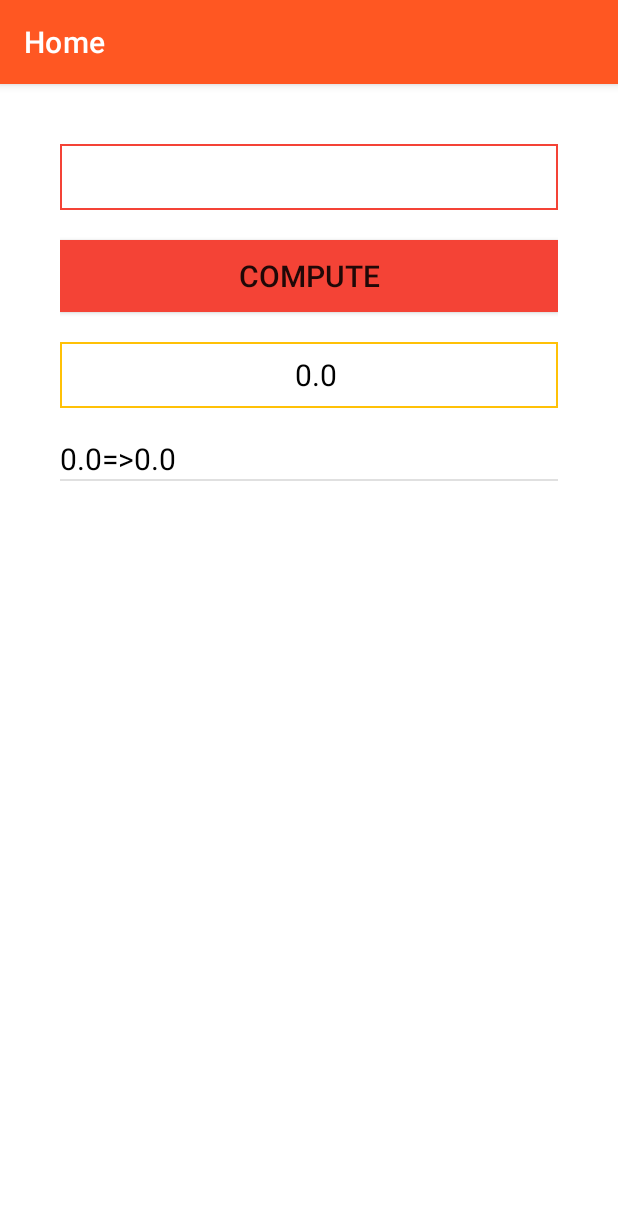
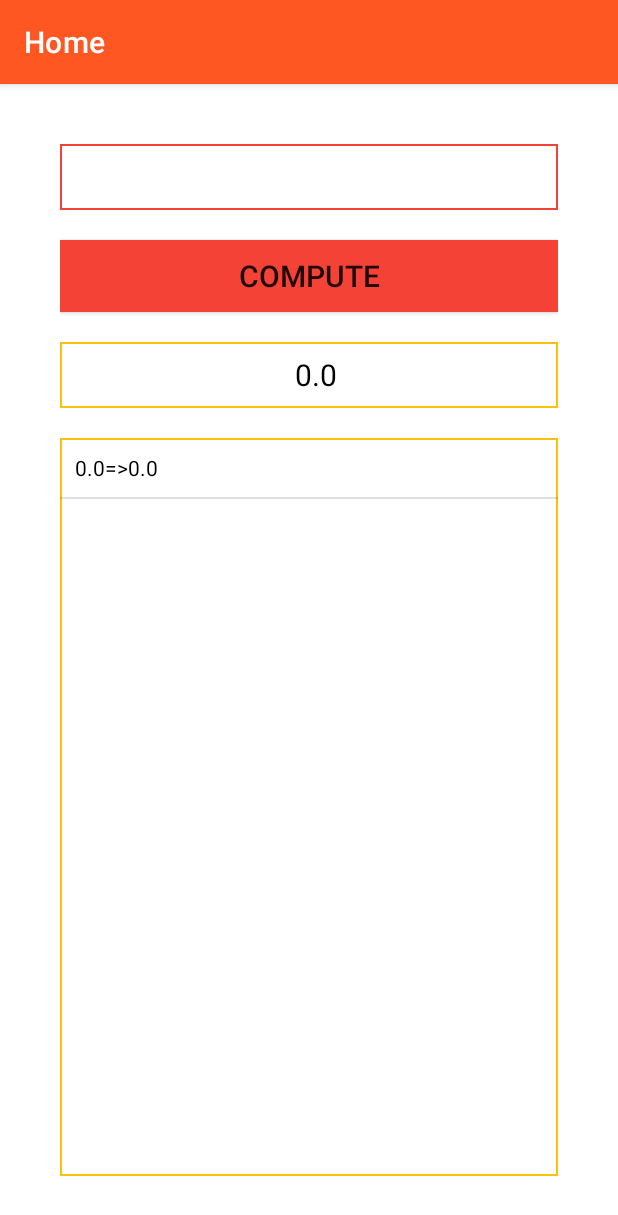
Before and after one commit to Jijinet/Android-app-Native-Calculator-, an Android app: the screen it shows after launch (HomeActivity), after a tap on "COMPUTE", on a phone screen of 412 x 824 dp. Shown: the top 1215 px of the screen. Run offline under Robolectric (Android 15) with nearby library versions, the phone set to English and light mode, and no system bars; 1 statement that could not run was skipped.

Commit message:
fixing list view item color

```diff
--- a/app/src/main/java/com/example/firstapp/HomeActivity.java
+++ b/app/src/main/java/com/example/firstapp/HomeActivity.java
@@ -2,6 +2,7 @@ package com.example.firstapp;
 
 import androidx.appcompat.app.AppCompatActivity;
 
+import android.graphics.Color;
 import android.graphics.drawable.ColorDrawable;
 import android.os.Bundle;
 import android.view.View;
@@ -25,10 +26,12 @@ public class HomeActivity extends AppCompatActivity {
         Button btnCompute=findViewById(R.id.compute_btn);
         final TextView textResult=findViewById(R.id.text_result);
         ListView list_view_result=findViewById(R.id.list_view_result);
+        ListView lst = new ListView(this);
         List<String> data=new ArrayList<>();
-        ArrayAdapter<String> stringArrayAdapter=new ArrayAdapter<>(this,R.layout.custom_textview,R.id.list_content,data);
+        ArrayAdapter<String> stringArrayAdapter=new ArrayAdapter<>(this,R.layout.mytextview,data);
         list_view_result.setAdapter(stringArrayAdapter);
         getSupportActionBar().setBackgroundDrawable(new ColorDrawable(getResources().getColor(R.color.orange_500)));
+
 
         btnCompute.setOnClickListener(new View.OnClickListener() {
             @Override
--- a/app/src/main/res/layout/activity_home.xml
+++ b/app/src/main/res/layout/activity_home.xml
@@ -49,8 +49,9 @@
         android:id="@+id/list_view_result"
         android:layout_width="match_parent"
         android:layout_height="match_parent"
-        android:background="#FFFFFF"
+        android:background="@drawable/text_view_style"
         android:textColor="@color/black"
         android:visibility="visible"
-        tools:visibility="visible" />
+        tools:visibility="visible"/>
+
 </LinearLayout>
--- a/app/src/main/res/layout/custom_textview.xml
+++ /dev/null
@@ -1,12 +0,0 @@
-<?xml version="1.0" encoding="utf-8"?>
-
-<TextView xmlns:android="http://schemas.android.com/apk/res/android"
-    android:id="@+id/list_content"
-    android:textColor="#000000"
-    android:text=""
-    android:textSize="20dp"
-    android:layout_marginTop="20dp"
-    android:layout_marginBottom="20dp"
-    android:layout_width="fill_parent"
-    android:layout_height="wrap_content"
-    />
--- /dev/null
+++ b/app/src/main/res/layout/mytextview.xml
@@ -0,0 +1,8 @@
+<?xml version="1.0" encoding="utf-8"?>
+<TextView xmlns:android="http://schemas.android.com/apk/res/android"
+    android:id="@+id/tv"
+    android:textColor="@color/black"
+    android:layout_width="match_parent"
+    android:layout_height="wrap_content"
+    android:padding="10dp"
+    android:text="gggg" />
```
